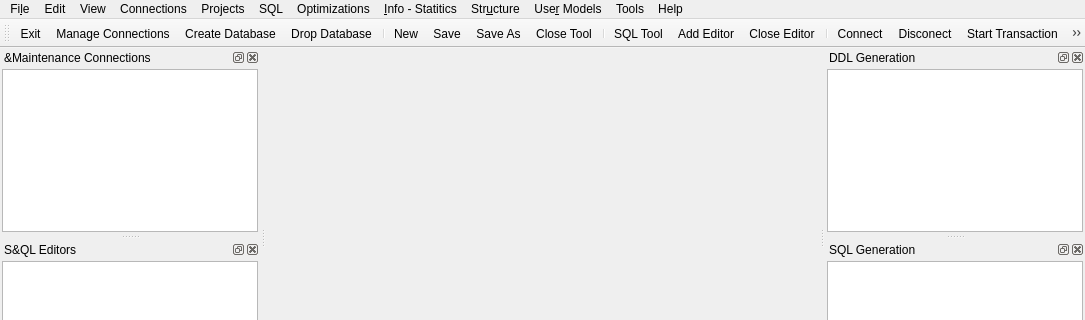
The window that GUI/pgdbatool/mainwindow.ui (marcotcal/PG-DBA-Tools) describes before a commit, drawn with Qt 5; both pictures show x 0 to 1085 and y 0 to 320 of the 1085 by 690 pixel window.
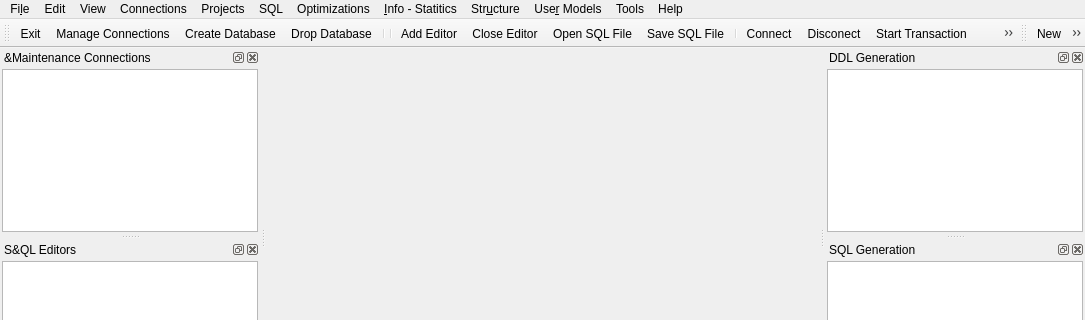
The same window after the commit. Icons and pictures are not drawn. Custom widgets are drawn as their Qt base class.

The edit to the form file:
```diff
--- a/GUI/pgdbatool/mainwindow.ui
+++ b/GUI/pgdbatool/mainwindow.ui
@@ -274,14 +274,11 @@
    <addaction name="actionCreate_Database"/>
    <addaction name="actionDrop_Database"/>
    <addaction name="separator"/>
-   <addaction name="actionNew"/>
-   <addaction name="actionSave"/>
-   <addaction name="actionSave_As"/>
-   <addaction name="actionClose"/>
    <addaction name="separator"/>
-   <addaction name="actionSQL_Tool"/>
    <addaction name="actionAdd_Editor"/>
    <addaction name="actionClose_Editor"/>
+   <addaction name="actionOpen_SQL_File"/>
+   <addaction name="actionSave_SQL_File"/>
    <addaction name="separator"/>
    <addaction name="actionConnect"/>
    <addaction name="actionDisconect"/>
@@ -532,6 +529,39 @@
     </layout>
    </widget>
   </widget>
+  <widget class="QToolBar" name="ToolsBar">
+   <property name="windowTitle">
+    <string>toolBar</string>
+   </property>
+   <property name="allowedAreas">
+    <set>Qt::AllToolBarAreas</set>
+   </property>
+   <property name="orientation">
+    <enum>Qt::Horizontal</enum>
+   </property>
+   <property name="iconSize">
+    <size>
+     <width>32</width>
+     <height>32</height>
+    </size>
+   </property>
+   <property name="floatable">
+    <bool>true</bool>
+   </property>
+   <attribute name="toolBarArea">
+    <enum>TopToolBarArea</enum>
+   </attribute>
+   <attribute name="toolBarBreak">
+    <bool>false</bool>
+   </attribute>
+   <addaction name="actionNew"/>
+   <addaction name="actionOpen_Query_Model"/>
+   <addaction name="actionSQL_Tool"/>
+   <addaction name="actionOpen_SQL_Tool"/>
+   <addaction name="actionSave"/>
+   <addaction name="actionSave_As"/>
+   <addaction name="actionClose"/>
+  </widget>
   <action name="actionExit">
    <property name="icon">
     <iconset resource="pgdbatool.qrc">
```
Left out of the diff: 14 changed lines with no effect on the pictures.
